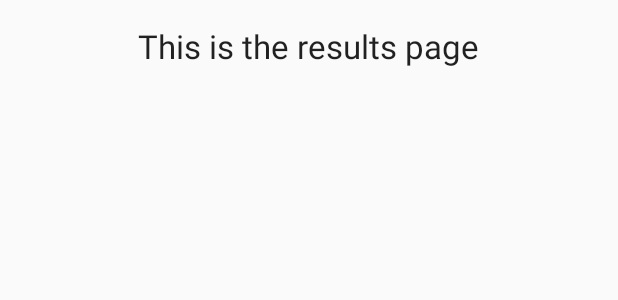
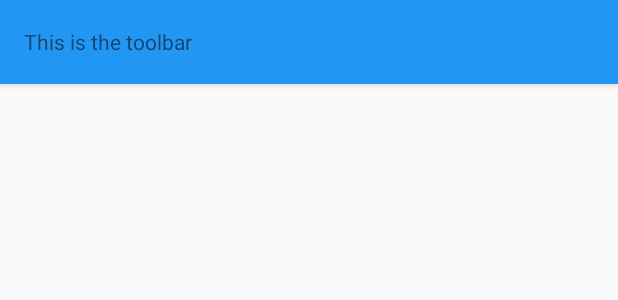
Before and after one commit to tranbenny/Day-Planner-Android-App, an Android app: the layout activity_plan.xml on its own in the app's theme, with its tools: preview values and no code run, on a phone screen of 412 x 824 dp. Shown: the top 300 px of the screen. Run offline under Robolectric (Android 15) with nearby library versions, the phone set to English and light mode, and no system bars.

Commit message:
added custom toolbar

```diff
--- a/app/build.gradle
+++ b/app/build.gradle
@@ -23,4 +23,5 @@ dependencies {
     compile fileTree(dir: 'libs', include: ['*.jar'])
     testCompile 'junit:junit:4.12'
     compile 'com.android.support:appcompat-v7:22.2.1'
+    compile 'com.android.support:support-v4:22.2.1'
 }
--- a/app/src/main/AndroidManifest.xml
+++ b/app/src/main/AndroidManifest.xml
@@ -7,15 +7,15 @@
         android:icon="@mipmap/ic_launcher"
         android:label="@string/app_name"
         android:supportsRtl="true"
-        android:theme="@style/AppTheme">
+        android:theme="@style/Theme.AppCompat.Light.NoActionBar">
         <activity android:name=".MainActivity">
             <intent-filter>
                 <action android:name="android.intent.action.MAIN" />
-
                 <category android:name="android.intent.category.LAUNCHER" />
             </intent-filter>
         </activity>
-        <activity android:name=".PlanActivity"></activity>
+        <activity android:name=".PlanActivity">
+        </activity>
     </application>
 
 </manifest>
--- a/app/src/main/res/layout/activity_plan.xml
+++ b/app/src/main/res/layout/activity_plan.xml
@@ -1,20 +1,28 @@
 <?xml version="1.0" encoding="utf-8"?>
+
 <RelativeLayout xmlns:android="http://schemas.android.com/apk/res/android"
     xmlns:tools="http://schemas.android.com/tools"
     android:layout_width="match_parent"
     android:layout_height="match_parent"
-    android:paddingBottom="@dimen/activity_vertical_margin"
-    android:paddingLeft="@dimen/activity_horizontal_margin"
-    android:paddingRight="@dimen/activity_horizontal_margin"
-    android:paddingTop="@dimen/activity_vertical_margin"
+    xmlns:app="http://schemas.android.com/apk/res-auto"
     tools:context="com.example.bennytran.yelpagendabuilder.PlanActivity">
 
-    <TextView
-        android:layout_width="wrap_content"
-        android:layout_height="wrap_content"
-        android:textAppearance="?android:attr/textAppearanceLarge"
-        android:text="This is the results page"
-        android:id="@+id/textView"
-        android:layout_alignParentTop="true"
-        android:layout_centerHorizontal="true" />
+    <android.support.v7.widget.Toolbar
+        android:id="@+id/toolbar"
+        android:minHeight="?attr/actionBarSize"
+        android:background="#2196F3"
+        android:layout_width="match_parent"
+        android:layout_height="?attr/actionBarSize"
+        android:elevation="4dp"
+        android:theme="@style/ThemeOverlay.AppCompat.ActionBar"
+        app:popupTheme="@style/ThemeOverlay.AppCompat.Light">
+
+        <TextView
+            android:layout_width="wrap_content"
+            android:layout_height="wrap_content"
+            android:text="This is the toolbar" />
+
+
+        </android.support.v7.widget.Toolbar>
+
 </RelativeLayout>
--- a/app/src/main/res/values/strings.xml
+++ b/app/src/main/res/values/strings.xml
@@ -1,3 +1,6 @@
 <resources>
     <string name="app_name">YelpAgendaBuilder</string>
+
+    <!-- TODO: Remove or change this placeholder text -->
+    <string name="hello_blank_fragment">Hello blank fragment</string>
 </resources>
--- a/app/src/main/res/values/styles.xml
+++ b/app/src/main/res/values/styles.xml
@@ -1,11 +1,10 @@
 <resources>
 
     <!-- Base application theme. -->
-    <style name="AppTheme" parent="Theme.AppCompat.Light.DarkActionBar">
+    <style name="AppTheme" parent="Theme.AppCompat">
         <!-- Customize your theme here. -->
-        <item name="colorPrimary">@color/colorPrimary</item>
-        <item name="colorPrimaryDark">@color/colorPrimaryDark</item>
-        <item name="colorAccent">@color/colorAccent</item>
+        <item name="android:windowNoTitle">true</item>
+        <item name="android:windowActionBar">false</item>
     </style>
 
 </resources>
```
Also changed, not shown: app/src/main/java/com/example/bennytran/yelpagendabuilder/MainActivity.java (+18 -1 lines), app/src/main/java/com/example/bennytran/yelpagendabuilder/PlanActivity.java (+11 -0 lines), app/src/main/java/com/example/bennytran/yelpagendabuilder/yelpAgendaBuilder.java (added, +26 -0 lines), app/src/main/res/layout/activity_main.xml (+17 -4 lines), app/src/main/res/layout/custom_list_item.xml (added, +32 -0 lines), app/src/main/res/layout/fragment_navbar.xml (added, +13 -0 lines).
